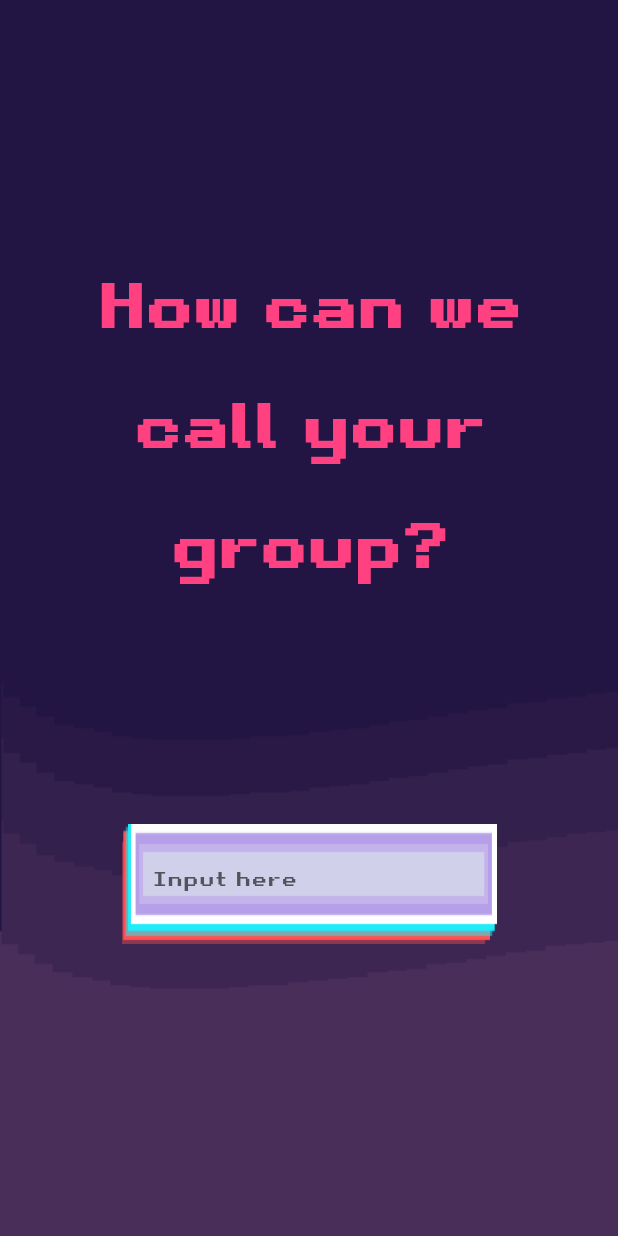
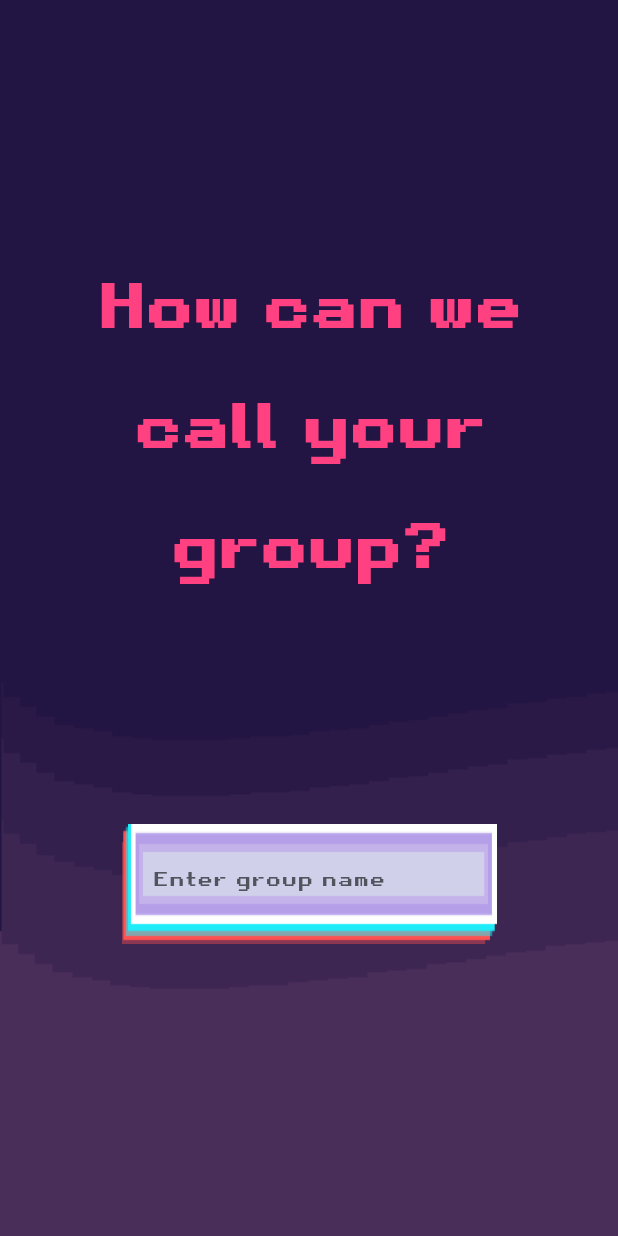
Before and after one commit to tnlong311/trivia-app, a Flutter app: the TeamFormationPage screen opened by its route, on a phone screen of 412 x 824 dp. Run offline on Flutter 3.47's test engine with Material 2 defaults, Android fonts, the phone set to English and light mode, and no system bars; our stand-ins replace firebase_auth, firebase_core, firebase_database, get; accounts and stored records are empty.

Commit message:
done naming group

```diff
--- a/lib/main.dart
+++ b/lib/main.dart
@@ -1,7 +1,7 @@
 import 'package:firebase_core/firebase_core.dart';
 import 'package:flutter/material.dart';
 import 'package:get/get.dart';
-import 'package:trivia_app/services/authService.dart';
+import 'package:trivia_app/services/auth_service.dart';
 import 'package:trivia_app/views/pages/create_user.dart';
 import 'package:trivia_app/views/pages/guidelines_page.dart';
 import 'package:trivia_app/views/pages/landing_page.dart';
--- /dev/null
+++ b/lib/services/game_service.dart
@@ -0,0 +1,3 @@
+class RtdbGameService {
+
+}
--- a/lib/services/rtdbService.dart
+++ /dev/null
@@ -1,3 +0,0 @@
-class RtdbService {
-
-}
--- /dev/null
+++ b/lib/services/user_service.dart
@@ -0,0 +1,42 @@
+import 'package:firebase_auth/firebase_auth.dart';
+import 'package:firebase_database/firebase_database.dart';
+
+import '../consts/user_const.dart';
+
+class RtdbUserService {
+  static DatabaseReference userRef =
+      FirebaseDatabase.instance.ref().child('/users');
+
+  static getCurrentUserPin() async {
+    var currentUser = FirebaseAuth.instance.currentUser;
+
+    return emailToPin(currentUser?.email);
+  }
+
+  static isNamed(String pin) async {
+    bool exists = false;
+    await userRef.child(pin).child('/name').get().then((DataSnapshot snapshot) {
+      exists = snapshot.exists;
+    });
+
+    return exists;
+  }
+
+  static setName(String pin, String name) async {
+    await userRef
+        .child(pin)
+        .child('/name')
+        .set(name)
+        .catchError((error) => print(error));
+  }
+
+  static String emailToPin(var str) {
+    if (str == null) {
+      return '';
+    } else if (str.length < EMAIL_TAIL.length) {
+      return str;
+    } else {
+      return str.substring(0, str.length - EMAIL_TAIL.length);
+    }
+  }
+}
--- a/lib/views/pages/landing_page.dart
+++ b/lib/views/pages/landing_page.dart
@@ -3,9 +3,9 @@ import 'dart:math';
 import 'package:flutter/cupertino.dart';
 import 'package:flutter/material.dart';
 import 'package:trivia_app/consts/app_styles.dart';
-import 'package:trivia_app/services/authService.dart';
+import 'package:trivia_app/services/auth_service.dart';
 import 'package:trivia_app/views/pages/team_formation_page.dart';
-import 'package:trivia_app/views/widgets/TextFieldWithButton.dart';
+import 'package:trivia_app/views/widgets/SignInTextField.dart';
 
 import '../widgets/Layer.dart';
 
@@ -91,7 +91,7 @@ class _LandingPageState extends State<LandingPage> {
                 flex: 1,
                 child: Align(
                   alignment: Alignment.topCenter,
-                  child: TextFieldWithButton(
+                  child: SignInTextField(
                       validator: inputValidator,
                       updator: inputUpdator,
                       routeName: TeamFormationPage.routeName,
--- /dev/null
+++ b/lib/views/widgets/GroupNameTextField.dart
@@ -0,0 +1,91 @@
+import 'package:flutter/material.dart';
+import 'package:trivia_app/consts/app_styles.dart';
+
+class GroupNameTextField extends StatefulWidget {
+  const GroupNameTextField(
+      {Key? key,
+      required this.routeName,
+      required this.isKeyboard,
+      required this.validator,
+      required this.updator})
+      : super(key: key);
+
+  final String routeName;
+  final bool isKeyboard;
+  final Function validator;
+  final Function updator;
+
+  // final Function customValidate;
+
+  @override
+  State<GroupNameTextField> createState() => _GroupNameTextFieldState();
+}
+
+class _GroupNameTextFieldState extends State<GroupNameTextField> {
+  final _formKey = GlobalKey<FormState>();
+  final TextEditingController _controller = TextEditingController();
+
+  @override
+  Widget build(BuildContext context) {
+    return Container(
+      width: 250,
+      child: Stack(children: <Widget>[
+        Image.asset(
+          'assets/images/InputBox2.png',
+          fit: BoxFit.fill,
+          height: 80,
+        ),
+        Align(
+          alignment: const Alignment(0.1, -1),
+          child: Container(
+            width: 240,
+            child: Stack(children: <Widget>[
+              Form(
+                key: _formKey,
+                child: TextFormField(
+                  style: triviaSmall1,
+                  validator: (value) => widget.validator(value),
+                  onFieldSubmitted: (value) async {
+                    if (_formKey.currentState!.validate()) {
+                      await widget.updator(value);
+                      Navigator.pushNamed(context, widget.routeName);
+                    }
+                  },
+                  controller: _controller,
+                  textAlignVertical: TextAlignVertical.bottom,
+                  decoration: const InputDecoration(
+                    contentPadding: EdgeInsets.only(bottom: 8, left: 15),
+                    focusedBorder: OutlineInputBorder(
+                      borderSide:
+                          BorderSide(color: Colors.transparent, width: 4.0),
+                    ),
+                    enabledBorder: OutlineInputBorder(
+                      borderSide:
+                          BorderSide(color: Colors.transparent, width: 5.0),
+                    ),
+                    hintText: 'Enter group name',
+                  ),
+                ),
+              ),
+              widget.isKeyboard
+                  ? Align(
+                      alignment: Alignment.topRight,
+                      child: IconButton(
+                        icon: const Icon(Icons.navigate_next),
+                        iconSize: 40,
+                        onPressed: () async {
+                          if (_formKey.currentState!.validate()) {
+                            await widget.updator(_controller.value.text);
+                            Navigator.pushNamed(context, widget.routeName);
+                          }
+                        },
+                      ),
+                    )
+                  : const SizedBox.shrink(),
+            ]),
+          ),
+        ),
+      ]),
+    );
+  }
+}
--- a/lib/views/widgets/Layer.dart
+++ b/lib/views/widgets/Layer.dart
@@ -2,7 +2,7 @@ import 'package:flutter/cupertino.dart';
 import 'package:flutter/material.dart';
 import 'package:trivia_app/consts/app_styles.dart';
 import 'package:trivia_app/views/pages/team_formation_page.dart';
-import 'package:trivia_app/views/widgets/TextFieldWithButton.dart';
+import 'package:trivia_app/views/widgets/SignInTextField.dart';
 
 class Layer extends StatefulWidget {
   const Layer({Key? key}) : super(key: key);
--- a/lib/views/widgets/TextFieldWithButton.dart
+++ b/lib/views/widgets/SignInTextField.dart
@@ -1,8 +1,8 @@
 import 'package:flutter/material.dart';
 import 'package:trivia_app/consts/app_styles.dart';
 
-class TextFieldWithButton extends StatefulWidget {
-  const TextFieldWithButton(
+class SignInTextField extends StatefulWidget {
+  const SignInTextField(
       {Key? key,
       required this.routeName,
       required this.isKeyboard,
@@ -18,10 +18,10 @@ class TextFieldWithButton extends StatefulWidget {
   // final Function customValidate;
 
   @override
-  State<TextFieldWithButton> createState() => _TextFieldWithButtonState();
+  State<SignInTextField> createState() => _SignInTextFieldState();
 }
 
-class _TextFieldWithButtonState extends State<TextFieldWithButton> {
+class _SignInTextFieldState extends State<SignInTextField> {
   final _formKey = GlobalKey<FormState>();
   final TextEditingController _controller = TextEditingController();
 
@@ -63,7 +63,7 @@ class _TextFieldWithButtonState extends State<TextFieldWithButton> {
                       borderSide:
                           BorderSide(color: Colors.transparent, width: 5.0),
                     ),
-                    hintText: 'Input here',
+                    hintText: 'Enter game code',
                   ),
                 ),
               ),
```
Also changed, not shown: lib/views/pages/team_formation_page.dart (+15 -27 lines), lib/views/pages/test_firebase.dart (+4 -8 lines), lib/services/auth_service.dart (renamed from lib/services/authService.dart).
